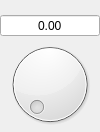
Old version of the form widgets/QRotaryEncoderSpinBox.ui in the repository davidgrier/QInstrument.
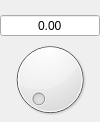
New version of the form. Custom widgets are drawn as their Qt base class.

Commit message: fix: widget layout and sizing improvements

What changed in the file:
```diff
--- a/widgets/QRotaryEncoderSpinBox.ui
+++ b/widgets/QRotaryEncoderSpinBox.ui
@@ -117,14 +117,7 @@
     </widget>
    </item>
    <item>
-    <widget class="QRotaryEncoder" name="encoder">
-     <property name="minimumSize">
-      <size>
-       <width>100</width>
-       <height>95</height>
-      </size>
-     </property>
-    </widget>
+    <widget class="QRotaryEncoder" name="encoder"/>
    </item>
   </layout>
  </widget>
```
The commit also changes 5 other files.
